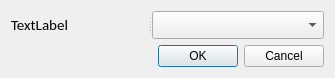
Above: Source_Files/verifyacro.ui from SnekCode/AcronymSorter before the change. Below: the same form after it.
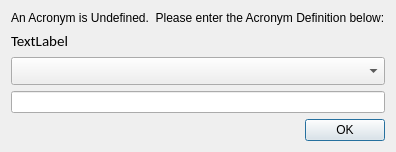
That is the form after the change.

Patch:
```diff
--- a/Source_Files/verifyacro.ui
+++ b/Source_Files/verifyacro.ui
@@ -9,8 +9,8 @@
    <rect>
     <x>0</x>
     <y>0</y>
-    <width>335</width>
-    <height>75</height>
+    <width>381</width>
+    <height>118</height>
    </rect>
   </property>
   <property name="sizePolicy">
@@ -24,10 +24,13 @@
   </property>
   <layout class="QVBoxLayout" name="verticalLayout">
    <item>
-    <widget class="QSplitter" name="splitter">
-     <property name="orientation">
-      <enum>Qt::Horizontal</enum>
+    <widget class="QLabel" name="label">
+     <property name="text">
+      <string>An Acronym is Undefined.  Please enter the Acronym Definition below:</string>
      </property>
+    </widget>
+   </item>
+   <item>
      <widget class="QLabel" name="AcroLabel">
       <property name="font">
        <font>
@@ -39,6 +42,8 @@
        <string>TextLabel</string>
       </property>
      </widget>
+   </item>
+   <item>
      <widget class="QComboBox" name="AcroDef">
       <property name="font">
        <font>
@@ -47,15 +52,14 @@
        </font>
       </property>
      </widget>
-    </widget>
+   </item>
+   <item>
+    <widget class="QLineEdit" name="AcroEdit"/>
    </item>
    <item>
     <widget class="QDialogButtonBox" name="buttonBox">
-     <property name="orientation">
-      <enum>Qt::Horizontal</enum>
-     </property>
      <property name="standardButtons">
-      <set>QDialogButtonBox::Cancel|QDialogButtonBox::Ok</set>
+      <set>QDialogButtonBox::Ok</set>
      </property>
     </widget>
    </item>
```
Left out of the diff: 35 changed lines with no effect on the pictures. Lines whose indentation alone changed are shown as unchanged.
